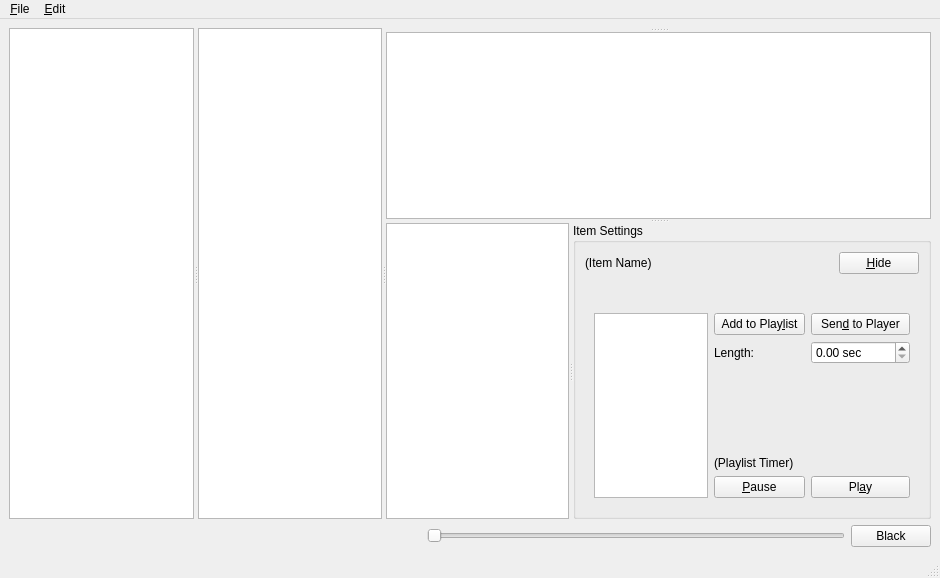
Qt form src/glvidtex/DirectorWindow.ui (google-code-export/dviz) before a commit.
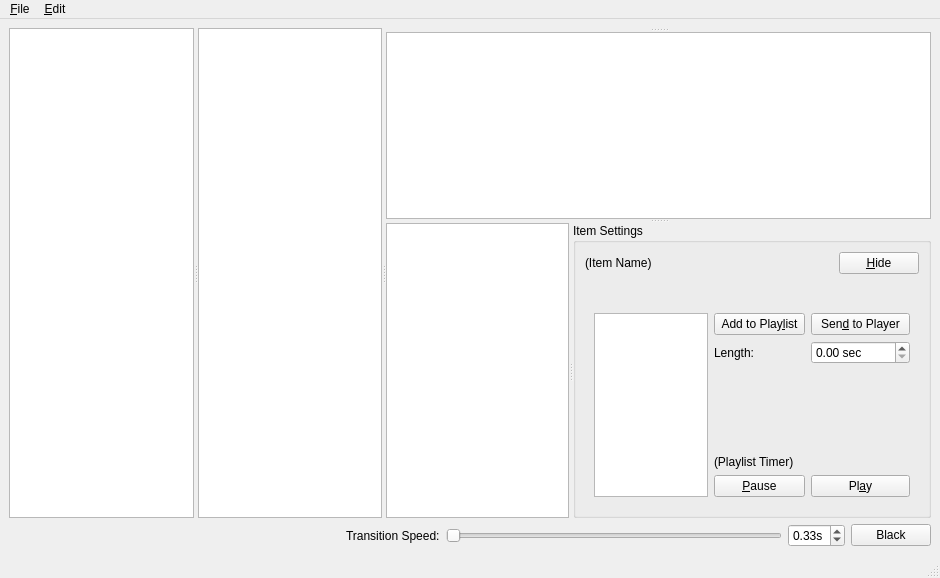
The same form after that commit. Custom widgets are drawn as their Qt base class.

Commit message: Added live monitoring of remote players that use the 'compat' flag in player.ini by writing a custom VideoSource that renders the QGraphicsScene used in compat mode every 1000/5 milliseconds. In doing that, discovered and fixed a bug in VideoReceiver. Also changed the 'Player Connections' shortcut key in DirectorWindow.ui and added (but not plumbed) a spinbox for transition speed in the director window.

Diff of the .ui file:
```diff
--- a/src/glvidtex/DirectorWindow.ui
+++ b/src/glvidtex/DirectorWindow.ui
@@ -185,6 +185,13 @@
         </property>
        </spacer>
       </item>
+      <item>
+       <widget class="QLabel" name="label_2">
+        <property name="text">
+         <string>Transition Speed:</string>
+        </property>
+       </widget>
+      </item>
       <item>
        <widget class="QSlider" name="fadeSpeedSlider">
         <property name="minimum">
@@ -201,6 +208,22 @@
         </property>
        </widget>
       </item>
+      <item>
+       <widget class="QDoubleSpinBox" name="fadeSpeedBox">
+        <property name="suffix">
+         <string>s</string>
+        </property>
+        <property name="maximum">
+         <double>3.000000000000000</double>
+        </property>
+        <property name="singleStep">
+         <double>0.250000000000000</double>
+        </property>
+        <property name="value">
+         <double>0.330000000000000</double>
+        </property>
+       </widget>
+      </item>
       <item>
        <widget class="QPushButton" name="fadeBlackBtn">
         <property name="text">
```
Left out of the diff: 2 changed lines with no effect on the pictures. The commit also changes 11 other files.
